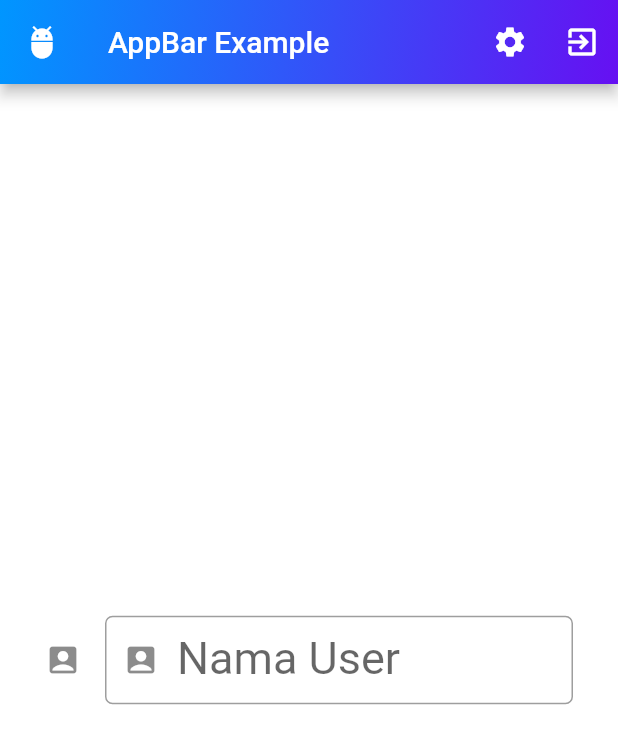
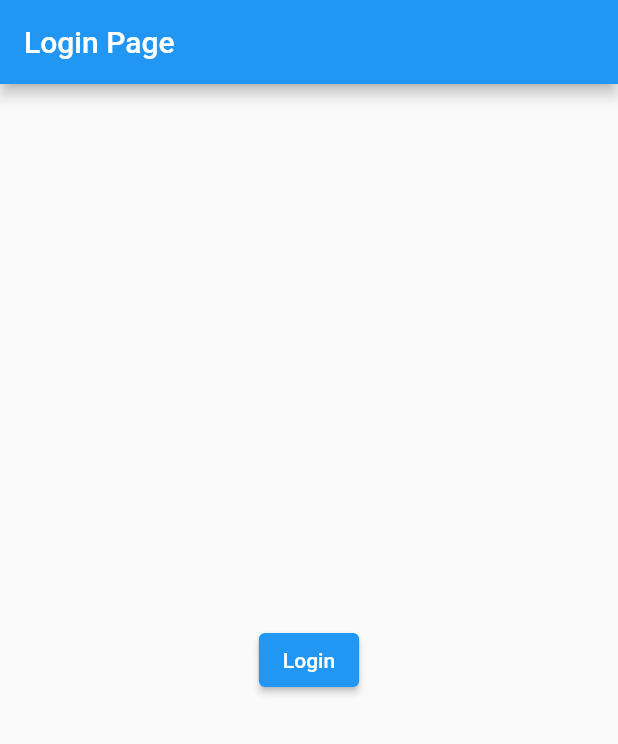
Before and after one commit to AlfonsInfo/Flutter-Learning-Journey, a Flutter app: the screen it shows after launch, on a phone screen of 412 x 824 dp. Shown: the top 744 px of the screen. Run offline on Flutter 3.47's test engine with Material 2 defaults, Android fonts, the phone set to English and light mode, and no system bars.

Commit message:
Navigasi Multipage

```diff
--- /dev/null
+++ b/lib/login_page.dart
@@ -0,0 +1,29 @@
+import 'package:flutter/material.dart';
+import 'package:flutter_app_1/main_page.dart';
+
+void main() {
+  runApp(const LoginPage());
+}
+
+class LoginPage extends StatefulWidget {
+  const LoginPage({super.key});
+
+  @override
+  State<LoginPage> createState() => _LoginPageState();
+}
+
+class _LoginPageState extends State<LoginPage> {
+  TextEditingController controller = TextEditingController(text: "");
+  @override
+  Widget build(BuildContext context) {
+    return Scaffold(
+      appBar: AppBar(title: Text("Login Page")),
+      body: Center(child:
+      ElevatedButton(child: Text("Login"),onPressed: (){
+        Navigator.pushReplacement(context, MaterialPageRoute(builder: (context){return MainPage();}));
+      },)),
+    );
+
+  }
+}
+//STL -> Shortcut stateless widget.
--- a/lib/main.dart
+++ b/lib/main.dart
@@ -1,5 +1,5 @@
 import 'package:flutter/material.dart';
-import 'dart:math';
+import 'package:flutter_app_1/login_page.dart';
 
 void main() {
   runApp(const MyApp());
@@ -17,53 +17,8 @@ class _MyAppState extends State<MyApp> {
   @override
   Widget build(BuildContext context) {
     return MaterialApp(
-        home: Scaffold(
-            backgroundColor: Colors.white,
-            appBar: AppBar(
-              leading: Icon(Icons.adb, color: Colors.white),
-              title: Text("AppBar Example"),
-              actions: [
-                IconButton(onPressed: () {}, icon: Icon(Icons.settings)),
-                IconButton(onPressed: () {}, icon: Icon(Icons.exit_to_app)),
-              ],
-              flexibleSpace: Container(
-                decoration: BoxDecoration(
-                  gradient: LinearGradient(
-                      colors: [Color(0xff0096ff), Color(0xff6610f2)],
-                      begin: FractionalOffset.topLeft,
-                      end: FractionalOffset.bottomRight),
-                  // image: DecorationImage(image: AssetImage("assets/pattern.jpg"), fit: BoxFit.none, repeat: ImageRepeat.repeat) //gunakan pattern semi transparan
-                ),
-              ),
-            ),
-            body: Column(
-              mainAxisAlignment: MainAxisAlignment.spaceAround,
-              children: [
-                Container(
-                    margin: EdgeInsets.all(30),
-                    child: TextField(
-                      controller: controller,
-                      onChanged: (value) {
-                        setState(() {});
-                      },
-                      decoration: InputDecoration(
-                          border: OutlineInputBorder(
-                              borderRadius: BorderRadius.circular(5)),
-                          icon: Icon(Icons.account_box),
-                          //prefix: Container(width: 5, height: 5, color: Colors.red,),
-                          //Declaring both prefix and prefixText not supported
-                          //suffix
-                          //fillcolor & filled
-                          //
-                          prefixIcon: Icon(Icons.account_box),
-                          prefixText: "Name ",
-                          prefixStyle: TextStyle(color: Colors.blue),
-                          labelText: "Nama User",
-                          labelStyle: TextStyle(fontSize: 30 ),
-                          hintText: "Username"),
-                    ))
-              ],
-            )));
+      home: LoginPage(),
+    );
   }
 }
 //STL -> Shortcut stateless widget.
```
Also changed, not shown: lib/main_page.dart (added, +31 -0 lines), lib/second_page.dart (added, +28 -0 lines).
